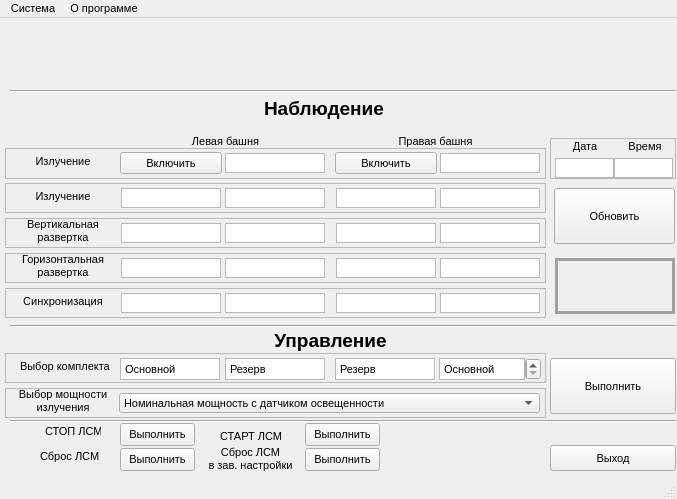
Before: the Qt Designer form dis_form/form1.ui in MirAlexey/lsm_2, drawn with Qt 5.
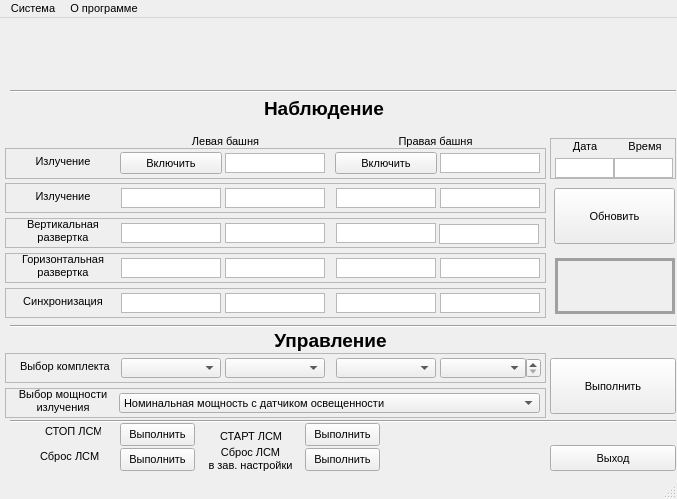
After: the same form once the commit is applied. Icons and pictures are not drawn.

Diff of the .ui file:
```diff
--- a/dis_form/form1.ui
+++ b/dis_form/form1.ui
@@ -199,87 +199,6 @@
     <property name="lineWidth">
      <number>1</number>
     </property>
-    <widget class="QTextEdit" name="lsm__lsm_module_2__m2">
-     <property name="geometry">
-      <rect>
-       <x>330</x>
-       <y>5</y>
-       <width>100</width>
-       <height>22</height>
-      </rect>
-     </property>
-     <property name="layoutDirection">
-      <enum>Qt::LeftToRight</enum>
-     </property>
-     <property name="verticalScrollBarPolicy">
-      <enum>Qt::ScrollBarAlwaysOff</enum>
-     </property>
-     <property name="horizontalScrollBarPolicy">
-      <enum>Qt::ScrollBarAlwaysOff</enum>
-     </property>
-     <property name="readOnly">
-      <bool>true</bool>
-     </property>
-     <property name="html">
-      <string>&lt;!DOCTYPE HTML PUBLIC &quot;-//W3C//DTD HTML 4.0//EN&quot; &quot;http://www.w3.org/TR/REC-html40/strict.dtd&quot;&gt;
-&lt;html&gt;&lt;head&gt;&lt;meta name=&quot;qrichtext&quot; content=&quot;1&quot; /&gt;&lt;style type=&quot;text/css&quot;&gt;
-p, li { white-space: pre-wrap; }
-&lt;/style&gt;&lt;/head&gt;&lt;body style=&quot; font-family:'MS Shell Dlg 2'; font-size:8pt; font-weight:400; font-style:normal;&quot;&gt;
-&lt;p style=&quot; margin-top:0px; margin-bottom:0px; margin-left:0px; margin-right:0px; -qt-block-indent:0; text-indent:0px;&quot;&gt;&lt;span style=&quot; font-size:8.25pt; vertical-align:middle;&quot;&gt;Резерв&lt;/span&gt;&lt;/p&gt;&lt;/body&gt;&lt;/html&gt;</string>
-     </property>
-    </widget>
-    <widget class="QTextEdit" name="lsm__lsm_module_0__m0">
-     <property name="geometry">
-      <rect>
-       <x>115</x>
-       <y>5</y>
-       <width>100</width>
-       <height>22</height>
-      </rect>
-     </property>
-     <property name="verticalScrollBarPolicy">
-      <enum>Qt::ScrollBarAlwaysOff</enum>
-     </property>
-     <property name="horizontalScrollBarPolicy">
-      <enum>Qt::ScrollBarAlwaysOff</enum>
-     </property>
-     <property name="readOnly">
-      <bool>false</bool>
-     </property>
-     <property name="html">
-      <string>&lt;!DOCTYPE HTML PUBLIC &quot;-//W3C//DTD HTML 4.0//EN&quot; &quot;http://www.w3.org/TR/REC-html40/strict.dtd&quot;&gt;
-&lt;html&gt;&lt;head&gt;&lt;meta name=&quot;qrichtext&quot; content=&quot;1&quot; /&gt;&lt;style type=&quot;text/css&quot;&gt;
-p, li { white-space: pre-wrap; }
-&lt;/style&gt;&lt;/head&gt;&lt;body style=&quot; font-family:'MS Shell Dlg 2'; font-size:8pt; font-weight:400; font-style:normal;&quot;&gt;
-&lt;p style=&quot; margin-top:0px; margin-bottom:0px; margin-left:0px; margin-right:0px; -qt-block-indent:0; text-indent:0px;&quot;&gt;&lt;span style=&quot; font-size:8.25pt;&quot;&gt;Основной&lt;/span&gt;&lt;/p&gt;&lt;/body&gt;&lt;/html&gt;</string>
-     </property>
-    </widget>
-    <widget class="QTextEdit" name="lsm__lsm_module_1__m1">
-     <property name="geometry">
-      <rect>
-       <x>220</x>
-       <y>5</y>
-       <width>100</width>
-       <height>22</height>
-      </rect>
-     </property>
-     <property name="verticalScrollBarPolicy">
-      <enum>Qt::ScrollBarAlwaysOff</enum>
-     </property>
-     <property name="horizontalScrollBarPolicy">
-      <enum>Qt::ScrollBarAlwaysOff</enum>
-     </property>
-     <property name="readOnly">
-      <bool>true</bool>
-     </property>
-     <property name="html">
-      <string>&lt;!DOCTYPE HTML PUBLIC &quot;-//W3C//DTD HTML 4.0//EN&quot; &quot;http://www.w3.org/TR/REC-html40/strict.dtd&quot;&gt;
-&lt;html&gt;&lt;head&gt;&lt;meta name=&quot;qrichtext&quot; content=&quot;1&quot; /&gt;&lt;style type=&quot;text/css&quot;&gt;
-p, li { white-space: pre-wrap; }
-&lt;/style&gt;&lt;/head&gt;&lt;body style=&quot; font-family:'MS Shell Dlg 2'; font-size:8pt; font-weight:400; font-style:normal;&quot;&gt;
-&lt;p style=&quot; margin-top:0px; margin-bottom:0px; margin-left:0px; margin-right:0px; -qt-block-indent:0; text-indent:0px;&quot;&gt;&lt;span style=&quot; font-size:8.25pt;&quot;&gt;Резерв&lt;/span&gt;&lt;/p&gt;&lt;/body&gt;&lt;/html&gt;</string>
-     </property>
-    </widget>
     <widget class="QLabel" name="label_5">
      <property name="geometry">
       <rect>
@@ -299,35 +218,49 @@
        <x>520</x>
        <y>5</y>
        <width>16</width>
-       <height>22</height>
+       <height>20</height>
       </rect>
      </property>
     </widget>
-    <widget class="QTextEdit" name="lsm__lsm_module_3__m3">
+    <widget class="QComboBox" name="lsm__lsm_module_0__m0">
      <property name="geometry">
       <rect>
-       <x>434</x>
+       <x>116</x>
+       <y>5</y>
+       <width>100</width>
+       <height>20</height>
+      </rect>
+     </property>
+    </widget>
+    <widget class="QComboBox" name="lsm__lsm_module_1__m1">
+     <property name="geometry">
+      <rect>
+       <x>220</x>
+       <y>5</y>
+       <width>100</width>
+       <height>20</height>
+      </rect>
+     </property>
+    </widget>
+    <widget class="QComboBox" name="lsm__lsm_module_2__m2">
+     <property name="geometry">
+      <rect>
+       <x>331</x>
+       <y>5</y>
+       <width>100</width>
+       <height>20</height>
+      </rect>
+     </property>
+    </widget>
+    <widget class="QComboBox" name="lsm__lsm_module_3__m3">
+     <property name="geometry">
+      <rect>
+       <x>435</x>
        <y>5</y>
        <width>86</width>
-       <height>22</height>
+       <height>20</height>
       </rect>
      </property>
-     <property name="verticalScrollBarPolicy">
-      <enum>Qt::ScrollBarAlwaysOff</enum>
-     </property>
-     <property name="horizontalScrollBarPolicy">
-      <enum>Qt::ScrollBarAlwaysOff</enum>
-     </property>
-     <property name="readOnly">
-      <bool>true</bool>
-     </property>
-     <property name="html">
-      <string>&lt;!DOCTYPE HTML PUBLIC &quot;-//W3C//DTD HTML 4.0//EN&quot; &quot;http://www.w3.org/TR/REC-html40/strict.dtd&quot;&gt;
-&lt;html&gt;&lt;head&gt;&lt;meta name=&quot;qrichtext&quot; content=&quot;1&quot; /&gt;&lt;style type=&quot;text/css&quot;&gt;
-p, li { white-space: pre-wrap; }
-&lt;/style&gt;&lt;/head&gt;&lt;body style=&quot; font-family:'MS Shell Dlg 2'; font-size:8pt; font-weight:400; font-style:normal;&quot;&gt;
-&lt;p style=&quot; margin-top:0px; margin-bottom:0px; margin-left:0px; margin-right:0px; -qt-block-indent:0; text-indent:0px;&quot;&gt;&lt;span style=&quot; font-size:8.25pt;&quot;&gt;Основной&lt;/span&gt;&lt;/p&gt;&lt;/body&gt;&lt;/html&gt;</string>
-     </property>
     </widget>
    </widget>
    <widget class="QLabel" name="label_6">
@@ -783,8 +716,8 @@
     <widget class="QTextEdit" name="lsm__vertical_scan__m3">
      <property name="geometry">
       <rect>
-       <x>435</x>
-       <y>5</y>
+       <x>434</x>
+       <y>6</y>
        <width>100</width>
        <height>20</height>
       </rect>
```
Left out of the diff: 15 changed lines with no effect on the pictures.
